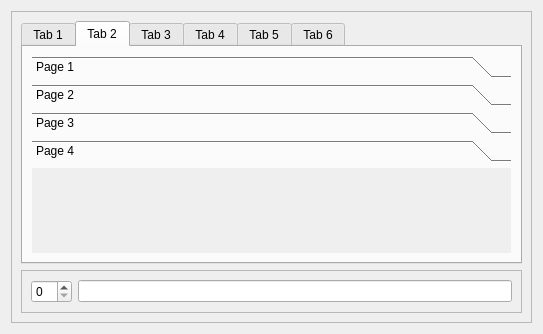
Qt form Qt/my_programm/_For_tests/src/for_tests_mainbox_gui/src/ui/for_tests_mainbox_gui.ui (RinatB2017/mega_GIT) before a commit.
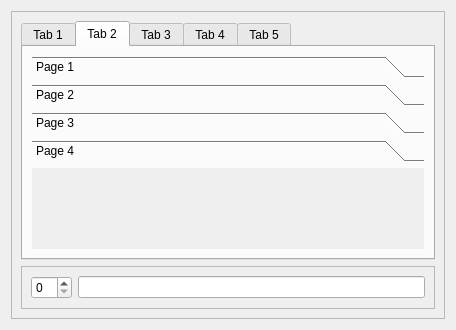
The same form after that commit. The open tabs and pages were chosen to show the change. Icons and pictures are not drawn. Custom widgets are drawn as their Qt base class.

The edit to the form file:
```diff
--- a/Qt/my_programm/_For_tests/src/for_tests_mainbox_gui/src/ui/for_tests_mainbox_gui.ui
+++ b/Qt/my_programm/_For_tests/src/for_tests_mainbox_gui/src/ui/for_tests_mainbox_gui.ui
@@ -6,8 +6,8 @@
    <rect>
     <x>0</x>
     <y>0</y>
-    <width>543</width>
-    <height>334</height>
+    <width>456</width>
+    <height>330</height>
    </rect>
   </property>
   <layout class="QHBoxLayout" name="horizontalLayout">
@@ -112,8 +112,8 @@
               <rect>
                <x>0</x>
                <y>0</y>
-               <width>495</width>
-               <height>86</height>
+               <width>396</width>
+               <height>74</height>
               </rect>
              </property>
              <attribute name="icon">
@@ -170,20 +170,6 @@
           </item>
          </layout>
         </widget>
-        <widget class="QWidget" name="tab_6">
-         <attribute name="icon">
-          <iconset resource="../../../../../../lib2/icons/digits/digits.qrc">
-           <normaloff>:/red/6.png</normaloff>:/red/6.png</iconset>
-         </attribute>
-         <attribute name="title">
-          <string>Tab 6</string>
-         </attribute>
-         <layout class="QVBoxLayout" name="verticalLayout_3">
-          <item>
-           <widget class="Inventory_widget" name="widget" native="true"/>
-          </item>
-         </layout>
-        </widget>
        </widget>
       </item>
       <item>
@@ -240,12 +226,6 @@
    <header>controls_widget.hpp</header>
    <container>1</container>
   </customwidget>
-  <customwidget>
-   <class>Inventory_widget</class>
-   <extends>QWidget</extends>
-   <header>inventory_widget.hpp</header>
-   <container>1</container>
-  </customwidget>
  </customwidgets>
  <resources>
   <include location="../../../../../../lib2/icons/digits/digits.qrc"/>
```
Left out of the diff: 14 changed lines with no effect on the pictures.
